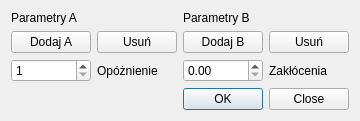
Above: arx_window.ui from AdrianSzewczyk/ProjektSieci before the change. Below: the same form after it.
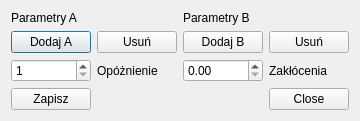
That is the form after the change.

The edit to the form file:
```diff
--- a/arx_window.ui
+++ b/arx_window.ui
@@ -19,7 +19,7 @@
   <property name="windowTitle">
    <string>Dialog</string>
   </property>
-  <layout class="QVBoxLayout" name="verticalLayout" stretch="1,20,1,1,1">
+  <layout class="QVBoxLayout" name="verticalLayout" stretch="1,20,1,1,0">
    <property name="sizeConstraint">
     <enum>QLayout::SizeConstraint::SetFixedSize</enum>
    </property>
@@ -118,14 +118,25 @@
     </layout>
    </item>
    <item>
+    <layout class="QHBoxLayout" name="horizontalLayout_6">
+     <item>
+      <widget class="QPushButton" name="Zapisz_Dane_btn">
+       <property name="text">
+        <string>Zapisz</string>
+       </property>
+      </widget>
+     </item>
+     <item>
     <widget class="QDialogButtonBox" name="buttonBox">
      <property name="orientation">
       <enum>Qt::Orientation::Horizontal</enum>
      </property>
      <property name="standardButtons">
-      <set>QDialogButtonBox::StandardButton::Close|QDialogButtonBox::StandardButton::Ok</set>
-     </property>
-    </widget>
+        <set>QDialogButtonBox::StandardButton::Close</set>
+       </property>
+      </widget>
+     </item>
+    </layout>
    </item>
   </layout>
  </widget>
```
Left out of the diff: 6 changed lines with no effect on the pictures. Lines whose indentation alone changed are shown as unchanged.
